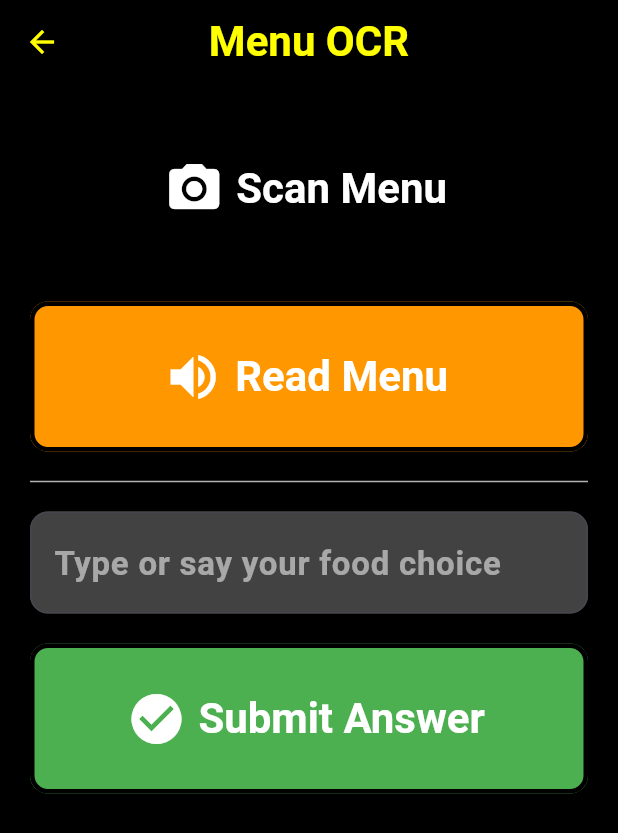
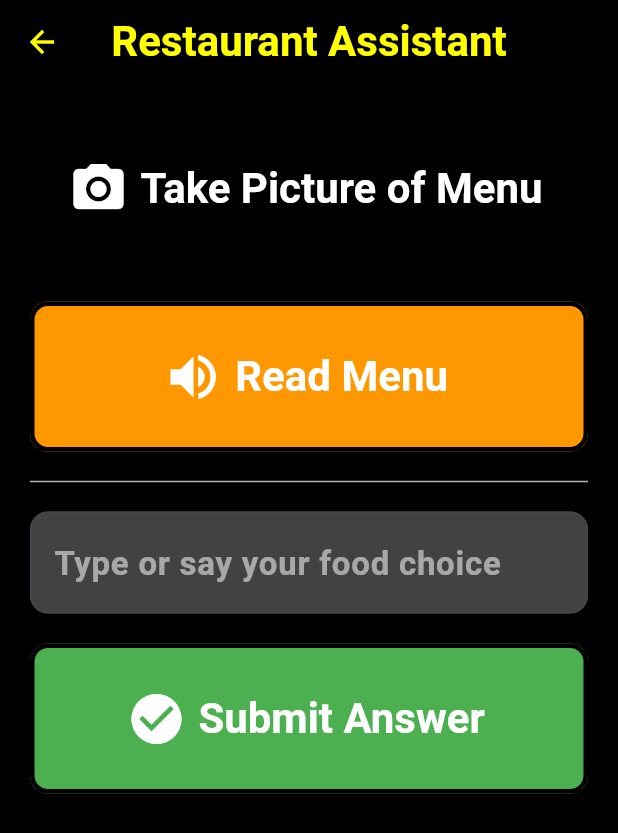
Before and after one commit to lowvisioncapstone/Spring25, a Flutter app: the MenuOCRScreen screen opened directly, on a phone screen of 412 x 824 dp. Shown: the top 833 px of the screen. Run offline on Flutter 3.47's test engine with Material 3 defaults, Android fonts, the light colour scheme and no system bars; our stand-ins replace camera, cookie_jar, dio, dio_cookie_manager, flutter_tts, image_picker and 2 more; accounts and stored records are empty.

Commit message:
Slight changes to looks of restaruant page

```diff
--- a/low_vision_app/lib/main.dart
+++ b/low_vision_app/lib/main.dart
@@ -101,7 +101,7 @@ class ButtonScreen extends StatelessWidget {
               ),
               buttonSpacing,
               AccessibleButton(
-                label: 'Menu Assistant',
+                label: 'Restaurant Assistant',
                 onPressed: () => Navigator.push(
                   context,
                   MaterialPageRoute(builder: (_) => const MenuOCRScreen()),
--- a/low_vision_app/lib/menu_ocr_screen.dart
+++ b/low_vision_app/lib/menu_ocr_screen.dart
@@ -48,7 +48,7 @@ class _MenuOCRScreenState extends State<MenuOCRScreen> {
 
     WidgetsBinding.instance.addPostFrameCallback((_) async {
       if (AppSettings.enableTTS) {
-        await _speak("Please scan the menu to continue.");
+        await _speak("Please take a picture of the menu to continue.");
       }
     });
   }
@@ -369,7 +369,7 @@ class _MenuOCRScreenState extends State<MenuOCRScreen> {
     return Scaffold(
       appBar: AppBar(
         title: const Text(
-          'Menu OCR',
+          'Restaurant Assistant',
           style: TextStyle(fontSize: 28, fontWeight: FontWeight.bold),
         ),
         backgroundColor: Colors.black,
@@ -383,7 +383,7 @@ class _MenuOCRScreenState extends State<MenuOCRScreen> {
             crossAxisAlignment: CrossAxisAlignment.center,
             children: [
               _buildButton(
-                label: "Scan Menu",
+                label: "Take Picture of Menu",
                 icon: Icons.camera_alt,
                 color: Colors.black,
                 onPressed: captureAndSendImage,
@@ -401,7 +401,7 @@ class _MenuOCRScreenState extends State<MenuOCRScreen> {
                   child: _buildButton(
                     label: "Save Menu",
                     icon: Icons.save,
-                    color: Colors.green,
+                    color: Colors.orange,
                     onPressed: () => _saveCurrentMenu(context),
                   ),
                 ),
```
Also changed, not shown: low_vision_app/lib/user_profile_screen.dart (line endings or trailing spaces).
